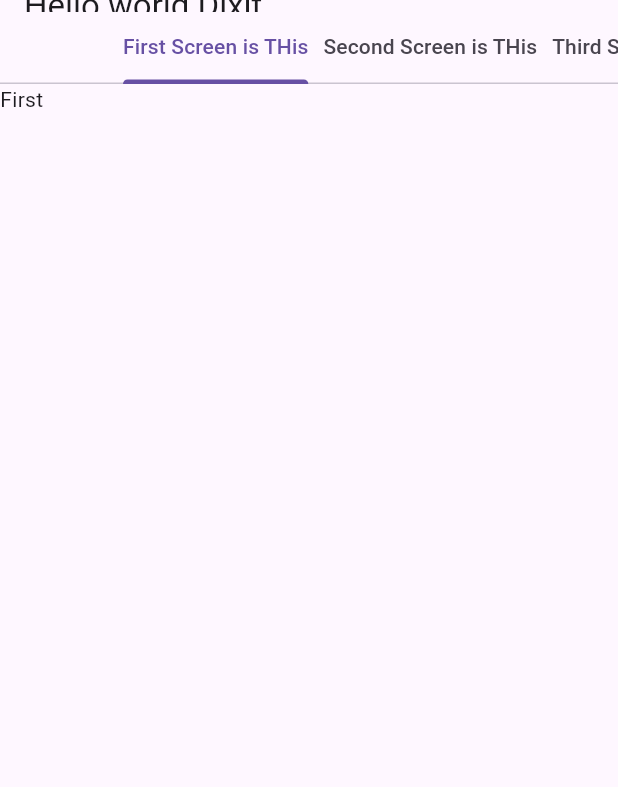
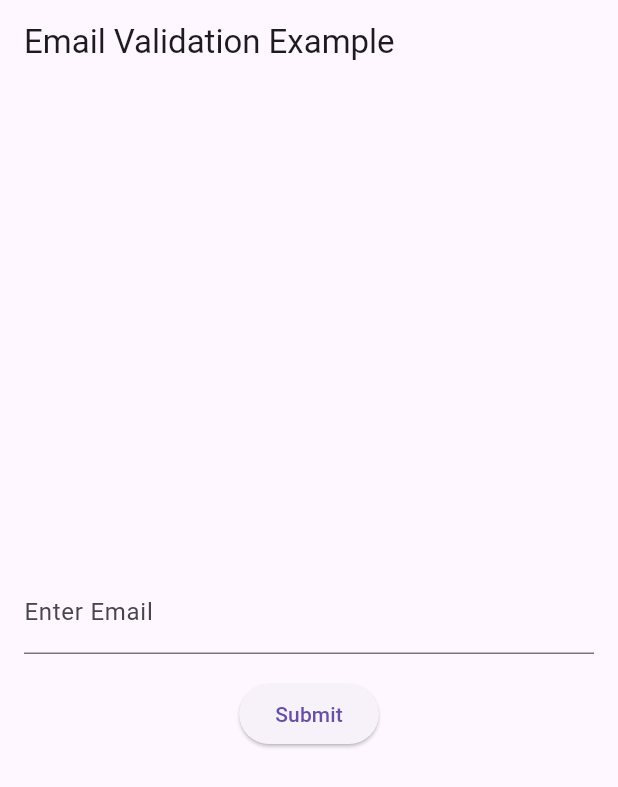
Before and after one commit to pateldixit2004/sort_api, a Flutter app: the screen it shows after launch, on a phone screen of 412 x 824 dp. Shown: the top 787 px of the screen. Run offline on Flutter 3.47's test engine with Material 3 defaults, Android fonts, the phone set to English and light mode, and no system bars; our stand-ins replace fl_chart, get.

Commit message:
email_valofication

```diff
--- a/lib/main.dart
+++ b/lib/main.dart
@@ -1,12 +1,83 @@
+// import 'package:flutter/material.dart';
+// import 'package:get/get.dart';
+// import 'package:sort_api/screen/view/charts_screen.dart';
+// import 'package:sort_api/screen/view/home_screen.dart';
+// import 'package:sort_api/screen/view/other.dart';
+// import 'package:sort_api/screen/view/tabScreen.dart';
+//
+// void main() {
+//   runApp(GetMaterialApp(debugShowCheckedModeBanner: false, routes: {
+//     "/": (p0) => TabScreen(),
+//   }));
+// }
 import 'package:flutter/material.dart';
-import 'package:get/get.dart';
-import 'package:sort_api/screen/view/charts_screen.dart';
-import 'package:sort_api/screen/view/home_screen.dart';
-import 'package:sort_api/screen/view/other.dart';
-import 'package:sort_api/screen/view/tabScreen.dart';
 
 void main() {
-  runApp(GetMaterialApp(debugShowCheckedModeBanner: false, routes: {
-    "/": (p0) => TabScreen(),
-  }));
+  runApp(MyApp());
 }
+
+class MyApp extends StatelessWidget {
+  @override
+  Widget build(BuildContext context) {
+    return MaterialApp(
+      home: MyHomePage(),
+    );
+  }
+}
+
+class MyHomePage extends StatefulWidget {
+  @override
+  _MyHomePageState createState() => _MyHomePageState();
+}
+
+class _MyHomePageState extends State<MyHomePage> {
+  final TextEditingController _emailController = TextEditingController();
+  final RegExp _emailRegExp = RegExp(
+    r'^[\w-]+(\.[\w-]+)*@([\w-]+\.)+[a-zA-Z]{2,7}$',
+  );
+
+  bool _isEmailValid = true;
+
+  void _validateEmail() {
+    setState(() {
+      _isEmailValid = _emailRegExp.hasMatch(_emailController.text);
+    });
+  }
+
+  @override
+  Widget build(BuildContext context) {
+    return Scaffold(
+      appBar: AppBar(
+        title: Text('Email Validation Example'),
+      ),
+      body: Padding(
+        padding: const EdgeInsets.all(16.0),
+        child: Column(
+          mainAxisAlignment: MainAxisAlignment.center,
+          children: [
+            TextField(
+              controller: _emailController,
+              decoration: InputDecoration(
+                labelText: 'Enter Email',
+                errorText: _isEmailValid ? null : 'Invalid email format',
+              ),
+              onChanged: (value) => _validateEmail(),
+            ),
+            SizedBox(height: 16.0),
+            ElevatedButton(
+              onPressed: () {
+                // Do something with the valid email address
+                if (_isEmailValid) {
+                  print('Valid email: ${_emailController.text}');
+                } else {
+                  print('Invalid email');
+                }
+              },
+              child: Text('Submit'),
+            ),
+          ],
+        ),
+      ),
+    );
+  }
+}
--- a/lib/screen/view/tabScreen.dart
+++ b/lib/screen/view/tabScreen.dart
@@ -1,49 +1,47 @@
-import 'package:flutter/material.dart';
-
-class TabScreen extends StatefulWidget {
-  const TabScreen({super.key});
-
-  @override
-  State<TabScreen> createState() => _TabScreenState();
-}
-
-class _TabScreenState extends State<TabScreen> {
-  @override
-  Widget build(BuildContext context) {
-    return SafeArea(
-        child: DefaultTabController(
-      length: 3,
-      child: Scaffold(
-        appBar: AppBar(
-          title: Text("Hello world Dixit"),
-          bottom: const PreferredSize(
-            preferredSize: Size(double.infinity, 0),
-            child: TabBar(
-              labelPadding: EdgeInsets.only(right: 10),
-              padding: EdgeInsets.symmetric(horizontal: 30),
-              isScrollable: true,
-              tabs: [
-                Tab(
-                  child: Text("First Screen is THis"),
-                ),
-                Tab(
-                  child: Text("Second Screen is THis"),
-                ),
-                Tab(
-                  child: Text("Third Screen is THis"),
-                ),
-              ],
-            ),
-          ),
-        ),
-        body: const TabBarView(
-          children: [
-            Text("First"),
-            Text("Second"),
-            Text("Third"),
-          ],
-        ),
-      ),
-    ));
-  }
-}
+// import 'package:flutter/material.dart';
+//
+// class TabScreen extends StatefulWidget {
+//   const TabScreen({super.key});
+//
+//   @override
+//   State<TabScreen> createState() => _TabScreenState();
+// }
+//
+// class _TabScreenState extends State<TabScreen> {
+//   @override
+//   Widget build(BuildContext context) {
+//     return SafeArea(
+//         child: DefaultTabController(
+//       length: 3,
+//       child: Scaffold(
+//         appBar: AppBar(
+//           title: Text("Hello world Dixit"),
+//           bottom:  TabBar(
+//             tabAlignment: TabAlignment.center,
+//             // labelPadding: EdgeInsets.only(right: 10),
+//             // padding: EdgeInsets.symmetric(horizontal: 30),
+//             isScrollable: true,
+//             tabs: [
+//               Tab(
+//                 child: Text("First Screen is THis fyt fjy gjj ttu"),
+//               ),
+//               Tab(
+//                 child: Text("Second Screen is THis bhr tjy jyn "),
+//               ),
+//               Tab(
+//                 child: Text("Third Screen is THis t tjjy huu jy"),
+//               ),
+//             ],
+//           ),
+//         ),
+//         body: const TabBarView(
+//           children: [
+//             Text("First"),
+//             Text("Second"),
+//             Text("Third"),
+//           ],
+//         ),
+//       ),
+//     ));
+//   }
+// }
```
